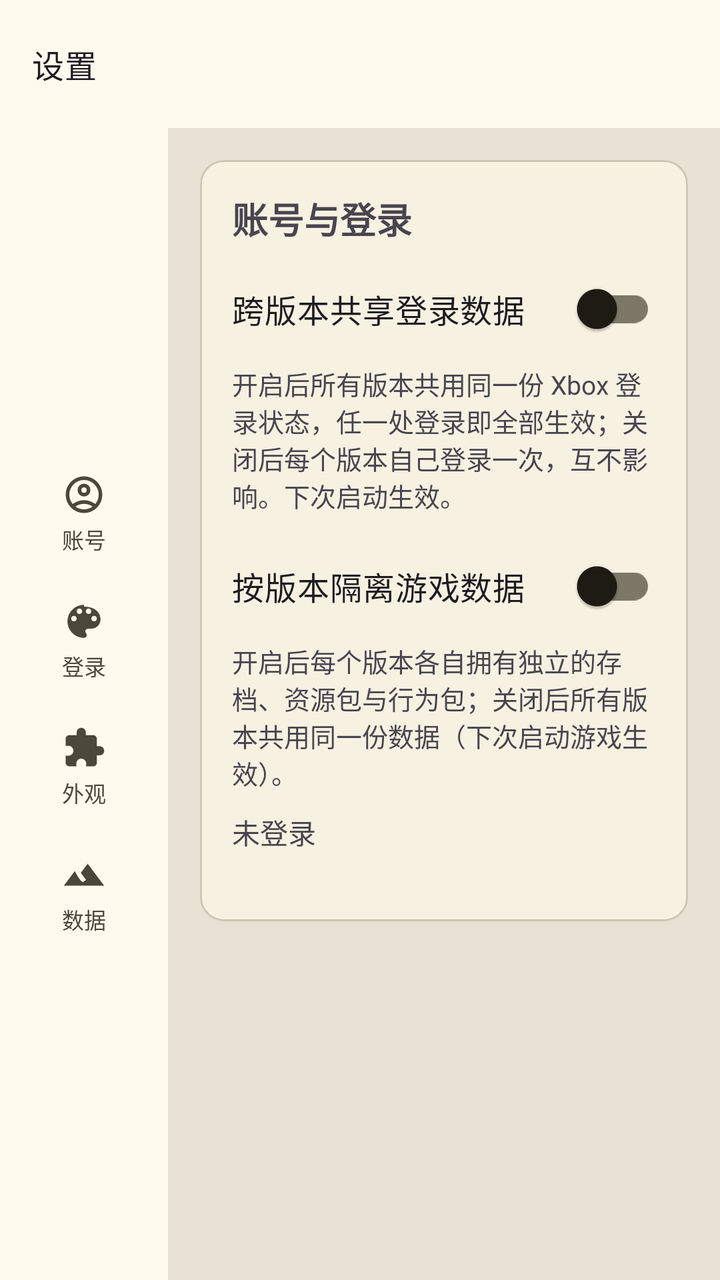
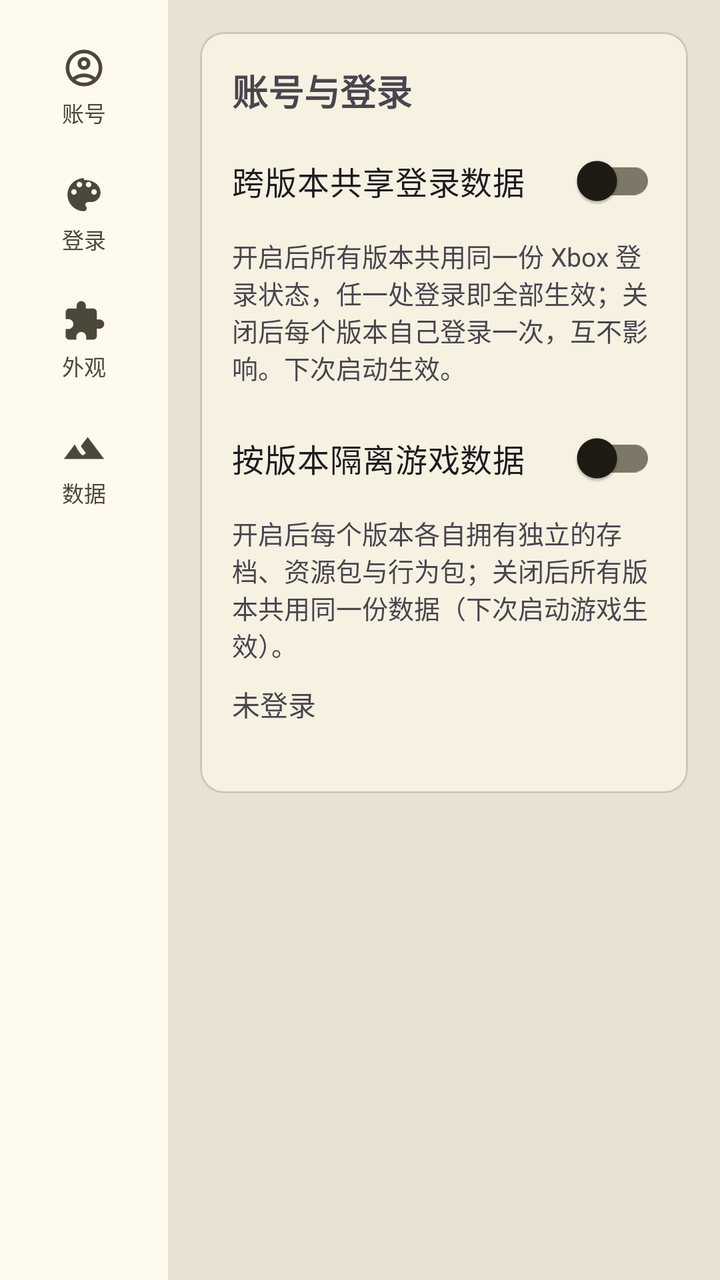

Compare the two renders of this Android layout. The source of the first and the diff that turns it into the second are given below.
<!-- AndroidManifest.xml: application theme AppTheme -->
<!-- res/layout/fragment_setting.xml -->
<?xml version="1.0" encoding="utf-8"?>
<LinearLayout xmlns:android="http://schemas.android.com/apk/res/android"
    xmlns:app="http://schemas.android.com/apk/res-auto"
    android:layout_width="match_parent"
    android:layout_height="match_parent"
    android:background="@color/md_theme_surfaceContainerHighest"
    android:orientation="vertical">

    <com.google.android.material.appbar.MaterialToolbar
        android:id="@+id/toolbar"
        android:layout_width="match_parent"
        android:layout_height="?attr/actionBarSize"
        android:background="?attr/colorSurface"
        app:title="@string/title_setting"
        app:titleTextAppearance="?attr/textAppearanceTitleMedium" />

    <LinearLayout
        android:layout_width="match_parent"
        android:layout_height="0dp"
        android:layout_weight="1"
        android:orientation="horizontal">

        <LinearLayout
            android:id="@+id/sidebar"
            style="@style/Sidebar">

            <LinearLayout
                android:id="@+id/nav_account"
                style="@style/SidebarItem">

                <ImageView style="@style/SidebarItemIcon" android:src="@drawable/ic_account_circle" android:contentDescription="@null" />

                <TextView style="@style/SidebarItemText" android:text="@string/setting_nav_account" />
            </LinearLayout>

            <LinearLayout
                android:id="@+id/nav_login"
                style="@style/SidebarItem">

                <ImageView style="@style/SidebarItemIcon" android:src="@drawable/ic_nav_resource" android:contentDescription="@null" />

                <TextView style="@style/SidebarItemText" android:text="@string/setting_nav_login" />
            </LinearLayout>

            <LinearLayout
                android:id="@+id/nav_appearance"
                style="@style/SidebarItem">

                <ImageView style="@style/SidebarItemIcon" android:src="@drawable/ic_nav_behavior" android:contentDescription="@null" />

                <TextView style="@style/SidebarItemText" android:text="@string/setting_nav_appearance" />
            </LinearLayout>

            <LinearLayout
                android:id="@+id/nav_data"
                style="@style/SidebarItem">

                <ImageView style="@style/SidebarItemIcon" android:src="@drawable/ic_nav_world" android:contentDescription="@null" />

                <TextView style="@style/SidebarItemText" android:text="@string/setting_nav_data" />
            </LinearLayout>
        </LinearLayout>

        <ScrollView
            android:layout_width="0dp"
            android:layout_height="match_parent"
            android:layout_weight="1"
            android:fillViewport="true">

            <LinearLayout
                android:layout_width="match_parent"
                android:layout_height="wrap_content"
                android:orientation="vertical"
                android:paddingStart="16dp"
                android:paddingTop="16dp"
                android:paddingEnd="16dp"
                android:paddingBottom="24dp">

                
                <LinearLayout
                    android:id="@+id/group_account"
                    android:layout_width="match_parent"
                    android:layout_height="wrap_content"
                    android:orientation="vertical">

                    <com.google.android.material.card.MaterialCardView
                        android:layout_width="match_parent"
                        android:layout_height="wrap_content"
                        app:cardCornerRadius="12dp"
                        app:cardElevation="1dp">

                        <LinearLayout
                            android:layout_width="match_parent"
                            android:layout_height="wrap_content"
                            android:orientation="vertical"
                            android:padding="16dp">

                            <TextView
                                android:layout_width="wrap_content"
                                android:layout_height="wrap_content"
                                android:text="@string/account_section_header"
                                android:textSize="18sp"
                                android:textStyle="bold" />

                            <com.google.android.material.switchmaterial.SwitchMaterial
                                android:id="@+id/identity_share"
                                android:layout_width="match_parent"
                                android:layout_height="wrap_content"
                                android:layout_marginTop="8dp"
                                android:text="@string/account_share_toggle"
                                android:textSize="16sp" />

                            <TextView
                                android:id="@+id/identity_summary"
                                android:layout_width="match_parent"
                                android:layout_height="wrap_content"
                                android:layout_marginTop="4dp"
                                android:text="@string/identity_share_summary"
                                android:textColor="?android:attr/textColorSecondary"
                                android:textSize="13sp" />

                            <com.google.android.material.switchmaterial.SwitchMaterial
                                android:id="@+id/version_isolation"
                                android:layout_width="match_parent"
                                android:layout_height="wrap_content"
                                android:layout_marginTop="12dp"
                                android:text="@string/setting_version_isolation_toggle"
                                android:textSize="16sp" />

                            <TextView
                                android:layout_width="match_parent"
                                android:layout_height="wrap_content"
                                android:layout_marginTop="4dp"
                                android:text="@string/setting_version_isolation_summary"
                                android:textColor="?android:attr/textColorSecondary"
                                android:textSize="13sp" />

                            <TextView
                                android:id="@+id/account_line"
                                android:layout_width="match_parent"
                                android:layout_height="wrap_content"
                                android:layout_marginTop="10dp"
                                android:text="@string/account_not_signed_in"
                                android:textSize="14sp" />

                            <TextView
                                android:id="@+id/identity_path"
                                android:layout_width="match_parent"
                                android:layout_height="wrap_content"
                                android:layout_marginTop="2dp"
                                android:textIsSelectable="true"
                                android:textSize="12sp"
                                android:typeface="monospace" />
                        </LinearLayout>
                    </com.google.android.material.card.MaterialCardView>
                </LinearLayout>

                
                <LinearLayout
                    android:id="@+id/group_login"
                    android:layout_width="match_parent"
                    android:layout_height="wrap_content"
                    android:orientation="vertical"
                    android:visibility="gone">

                    <com.google.android.material.card.MaterialCardView
                        android:layout_width="match_parent"
                        android:layout_height="wrap_content"
                        app:cardCornerRadius="12dp"
                        app:cardElevation="1dp">

                        <LinearLayout
                            android:layout_width="match_parent"
                            android:layout_height="wrap_content"
                            android:orientation="vertical"
                            android:padding="16dp">

                            <TextView
                                android:layout_width="wrap_content"
                                android:layout_height="wrap_content"
                                android:text="@string/account_login_method_header"
                                android:textSize="18sp"
                                android:textStyle="bold" />

                            <com.google.android.material.switchmaterial.SwitchMaterial
                                android:id="@+id/login_webview"
                                android:layout_width="match_parent"
                                android:layout_height="wrap_content"
                                android:layout_marginTop="8dp"
                                android:text="@string/account_webview_toggle"
                                android:textSize="16sp" />

                            <TextView
                                android:layout_width="match_parent"
                                android:layout_height="wrap_content"
                                android:layout_marginTop="4dp"
                                android:text="@string/account_webview_summary"
                                android:textColor="?android:attr/textColorSecondary"
                                android:textSize="13sp" />
                        </LinearLayout>
                    </com.google.android.material.card.MaterialCardView>
                </LinearLayout>

                
                <LinearLayout
                    android:id="@+id/group_appearance"
                    android:layout_width="match_parent"
                    android:layout_height="wrap_content"
                    android:orientation="vertical"
                    android:visibility="gone">

                    <com.google.android.material.card.MaterialCardView
                        android:layout_width="match_parent"
                        android:layout_height="wrap_content"
                        app:cardCornerRadius="12dp"
                        app:cardElevation="1dp">

                        <LinearLayout
                            android:layout_width="match_parent"
                            android:layout_height="wrap_content"
                            android:orientation="vertical"
                            android:padding="16dp">

                            <TextView
                                android:layout_width="wrap_content"
                                android:layout_height="wrap_content"
                                android:text="@string/setting_appearance_header"
                                android:textSize="18sp"
                                android:textStyle="bold" />

                            <com.google.android.material.switchmaterial.SwitchMaterial
                                android:id="@+id/auto_validate"
                                android:layout_width="match_parent"
                                android:layout_height="wrap_content"
                                android:layout_marginTop="8dp"
                                android:text="@string/setting_auto_validate_toggle"
                                android:textSize="16sp" />

                            <TextView
                                android:layout_width="match_parent"
                                android:layout_height="wrap_content"
                                android:layout_marginTop="4dp"
                                android:text="@string/setting_auto_validate_summary"
                                android:textColor="?android:attr/textColorSecondary"
                                android:textSize="13sp" />

                            <com.google.android.material.button.MaterialButton
                                android:id="@+id/clear_cache"
                                style="?attr/materialButtonOutlinedStyle"
                                android:layout_width="wrap_content"
                                android:layout_height="wrap_content"
                                android:layout_marginTop="12dp"
                                android:text="@string/setting_clear_cache_button"
                                app:cornerRadius="8dp" />
                        </LinearLayout>
                    </com.google.android.material.card.MaterialCardView>
                </LinearLayout>

                
                <LinearLayout
                    android:id="@+id/group_data"
                    android:layout_width="match_parent"
                    android:layout_height="wrap_content"
                    android:orientation="vertical"
                    android:visibility="gone">

                    <com.google.android.material.card.MaterialCardView
                        android:layout_width="match_parent"
                        android:layout_height="wrap_content"
                        app:cardCornerRadius="12dp"
                        app:cardElevation="1dp">

                        <LinearLayout
                            android:layout_width="match_parent"
                            android:layout_height="wrap_content"
                            android:orientation="vertical"
                            android:padding="16dp">

                            <TextView
                                android:layout_width="wrap_content"
                                android:layout_height="wrap_content"
                                android:text="@string/setting_install_data_header"
                                android:textSize="18sp"
                                android:textStyle="bold" />

                            <TextView
                                android:id="@+id/version_line"
                                android:layout_width="match_parent"
                                android:layout_height="wrap_content"
                                android:layout_marginTop="8dp"
                                android:text="@string/setting_version_placeholder"
                                android:textSize="14sp" />

                            <TextView
                                android:id="@+id/instance_path"
                                android:layout_width="match_parent"
                                android:layout_height="wrap_content"
                                android:layout_marginTop="2dp"
                                android:textIsSelectable="true"
                                android:textSize="12sp"
                                android:typeface="monospace" />
                        </LinearLayout>
                    </com.google.android.material.card.MaterialCardView>

                    <com.google.android.material.card.MaterialCardView
                        android:layout_width="match_parent"
                        android:layout_height="wrap_content"
                        android:layout_marginTop="12dp"
                        app:cardCornerRadius="12dp"
                        app:cardElevation="1dp">

                        <LinearLayout
                            android:layout_width="match_parent"
                            android:layout_height="wrap_content"
                            android:orientation="vertical"
                            android:padding="16dp">

                            <TextView
                                android:layout_width="wrap_content"
                                android:layout_height="wrap_content"
                                android:text="@string/setting_runtime_header"
                                android:textSize="18sp"
                                android:textStyle="bold" />

                            <TextView
                                android:id="@+id/runtime_line"
                                android:layout_width="match_parent"
                                android:layout_height="wrap_content"
                                android:layout_marginTop="8dp"
                                android:text="@string/setting_runtime_not_started"
                                android:textSize="14sp" />

                            <TextView
                                android:id="@+id/hook_line"
                                android:layout_width="match_parent"
                                android:layout_height="wrap_content"
                                android:layout_marginTop="2dp"
                                android:textColor="?android:attr/textColorSecondary"
                                android:textSize="13sp" />

                            <com.google.android.material.button.MaterialButton
                                android:id="@+id/rescan_plugins"
                                style="?attr/materialButtonOutlinedStyle"
                                android:layout_width="wrap_content"
                                android:layout_height="wrap_content"
                                android:layout_marginTop="10dp"
                                android:text="@string/setting_rescan_plugins_button"
                                app:cornerRadius="8dp" />
                        </LinearLayout>
                    </com.google.android.material.card.MaterialCardView>
                </LinearLayout>
            </LinearLayout>
        </ScrollView>
    </LinearLayout>
</LinearLayout>
<!-- resources referenced by this layout -->
<resources>
  <color name="md_theme_surfaceContainerHighest">#E8E2D4</color>
  <string name="account_login_method_header">登录方式</string>
  <string name="account_not_signed_in">未登录</string>
  <string name="account_section_header">账号与登录</string>
  <string name="account_share_toggle">跨版本共享登录数据</string>
  <string name="setting_appearance_header">外观与启动</string>
  <string name="setting_auto_validate_toggle">启动前自动校验登录状态</string>
  <string name="setting_clear_cache_button">清除缓存</string>
  <string name="setting_install_data_header">安装与数据</string>
  <string name="setting_nav_account">账号</string>
  <string name="setting_nav_appearance">外观</string>
  <string name="setting_nav_data">数据</string>
  <string name="setting_nav_login">登录</string>
  <string name="setting_rescan_plugins_button">重新扫描插件</string>
  <string name="setting_runtime_header">运行时</string>
  <string name="setting_runtime_not_started">运行时未启动</string>
  <string name="setting_version_placeholder">版本：—</string>
  <string name="title_setting">设置</string>
  <style name="Sidebar">
      <item name="android:layout_width">84dp</item>
      <item name="android:layout_height">match_parent</item>
      <item name="android:orientation">vertical</item>
      <item name="android:gravity">center_vertical</item>
      <item name="android:paddingTop">8dp</item>
      <item name="android:paddingBottom">8dp</item>
      <item name="android:background">?attr/colorSurface</item>
    </style>
  <color name="md_theme_primary">#6D5E0F</color>
  <color name="md_theme_onPrimary">#FFFFFF</color>
  <color name="md_theme_primaryContainer">#F8E287</color>
  <color name="md_theme_onPrimaryContainer">#534600</color>
  <color name="md_theme_secondary">#665E40</color>
  <color name="md_theme_onSecondary">#FFFFFF</color>
  <color name="md_theme_secondaryContainer">#EEE2BC</color>
  <color name="md_theme_onSecondaryContainer">#4E472A</color>
  <color name="md_theme_tertiary">#43664E</color>
  <color name="md_theme_onTertiary">#FFFFFF</color>
  <color name="md_theme_tertiaryContainer">#C5ECCE</color>
  <color name="md_theme_onTertiaryContainer">#2C4E38</color>
  <color name="md_theme_error">#BA1A1A</color>
  <color name="md_theme_onError">#FFFFFF</color>
  <color name="md_theme_errorContainer">#FFDAD6</color>
  <color name="md_theme_onErrorContainer">#93000A</color>
  <color name="md_theme_background">#FFF9EE</color>
  <color name="md_theme_onBackground">#1E1B13</color>
  <color name="md_theme_surface">#FFF9EE</color>
  <color name="md_theme_onSurface">#1E1B13</color>
  <color name="md_theme_surfaceVariant">#EAE2D0</color>
  <color name="md_theme_onSurfaceVariant">#4B4739</color>
  <color name="md_theme_outline">#7C7767</color>
  <color name="md_theme_outlineVariant">#CDC6B4</color>
  <color name="md_theme_inverseSurface">#333027</color>
  <color name="md_theme_inverseOnSurface">#F7F0E2</color>
  <color name="md_theme_inversePrimary">#DBC66E</color>
  <color name="md_theme_primaryFixed">#F8E287</color>
  <color name="md_theme_onPrimaryFixed">#221B00</color>
  <color name="md_theme_primaryFixedDim">#DBC66E</color>
  <color name="md_theme_onPrimaryFixedVariant">#534600</color>
  <color name="md_theme_secondaryFixed">#EEE2BC</color>
  <color name="md_theme_onSecondaryFixed">#211B04</color>
  <color name="md_theme_secondaryFixedDim">#D1C6A1</color>
  <color name="md_theme_onSecondaryFixedVariant">#4E472A</color>
  <color name="md_theme_tertiaryFixed">#C5ECCE</color>
  <color name="md_theme_onTertiaryFixed">#00210F</color>
  <color name="md_theme_tertiaryFixedDim">#A9D0B3</color>
  <color name="md_theme_onTertiaryFixedVariant">#2C4E38</color>
  <color name="md_theme_surfaceDim">#E0D9CC</color>
  <color name="md_theme_surfaceBright">#FFF9EE</color>
  <color name="md_theme_surfaceContainerLowest">#FFFFFF</color>
  <color name="md_theme_surfaceContainerLow">#FAF3E5</color>
  <color name="md_theme_surfaceContainer">#F4EDDF</color>
  <color name="md_theme_surfaceContainerHigh">#EEE8DA</color>
  <!-- unchanged entries left out for length: 15 -->
</resources>

<!-- the commit's change to res/layout/fragment_setting.xml (unified diff, before → after) -->
@@ -4,21 +4,14 @@
     android:layout_width="match_parent"
     android:layout_height="match_parent"
     android:background="@color/md_theme_surfaceContainerHighest"
-    android:orientation="vertical">
-
-    <com.google.android.material.appbar.MaterialToolbar
-        android:id="@+id/toolbar"
-        android:layout_width="match_parent"
-        android:layout_height="?attr/actionBarSize"
+    android:orientation="horizontal">
+
+    <ScrollView
+        android:id="@+id/sidebar_scroll"
+        android:layout_width="84dp"
+        android:layout_height="match_parent"
         android:background="?attr/colorSurface"
-        app:title="@string/title_setting"
-        app:titleTextAppearance="?attr/textAppearanceTitleMedium" />
-
-    <LinearLayout
-        android:layout_width="match_parent"
-        android:layout_height="0dp"
-        android:layout_weight="1"
-        android:orientation="horizontal">
+        android:scrollbars="none">
 
         <LinearLayout
             android:id="@+id/sidebar"
@@ -60,6 +53,7 @@
                 <TextView style="@style/SidebarItemText" android:text="@string/setting_nav_data" />
             </LinearLayout>
         </LinearLayout>
+    </ScrollView>
 
         <ScrollView
             android:layout_width="0dp"
@@ -351,5 +345,4 @@
                 </LinearLayout>
             </LinearLayout>
         </ScrollView>
-    </LinearLayout>
 </LinearLayout>
<!-- resource entries referenced after the edit -->
@@ -17,14 +17,13 @@
   <string name="setting_runtime_header">运行时</string>
   <string name="setting_runtime_not_started">运行时未启动</string>
   <string name="setting_version_placeholder">版本：—</string>
-  <string name="title_setting">设置</string>
   <style name="Sidebar">
-      <item name="android:layout_width">84dp</item>
-      <item name="android:layout_height">match_parent</item>
+      <item name="android:layout_width">match_parent</item>
+      <item name="android:layout_height">wrap_content</item>
+      <item name="android:minHeight">0dp</item>
       <item name="android:orientation">vertical</item>
-      <item name="android:gravity">center_vertical</item>
-      <item name="android:paddingTop">8dp</item>
-      <item name="android:paddingBottom">8dp</item>
+      <item name="android:paddingTop">12dp</item>
+      <item name="android:paddingBottom">12dp</item>
       <item name="android:background">?attr/colorSurface</item>
     </style>
   <color name="md_theme_primary">#6D5E0F</color>
